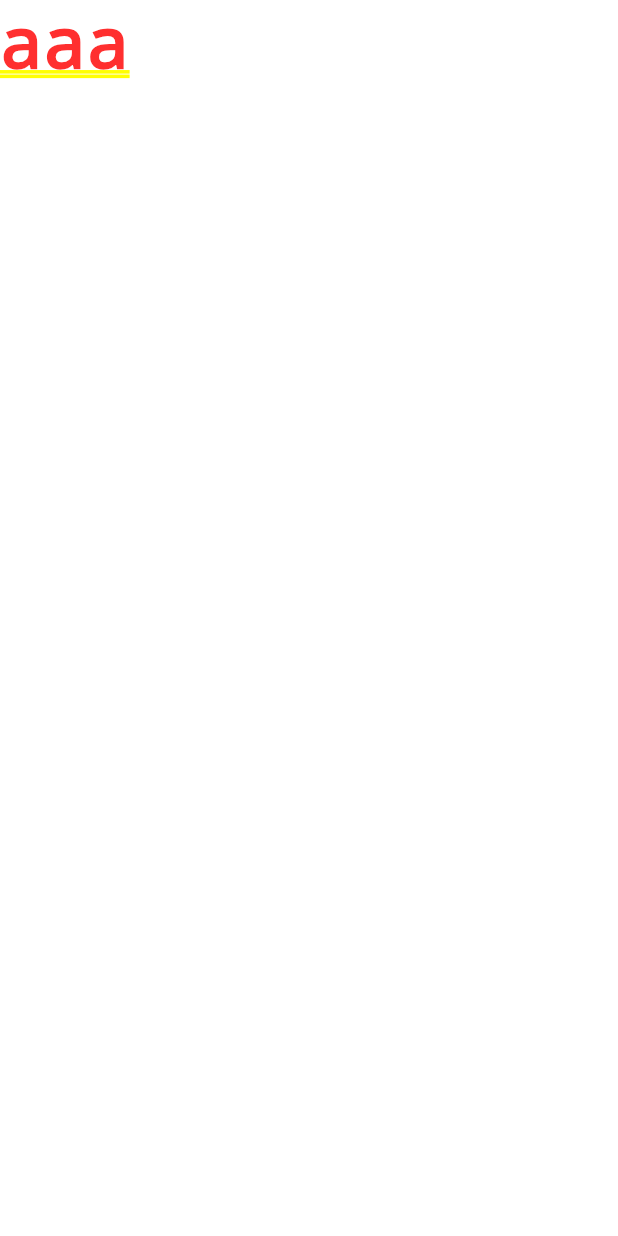
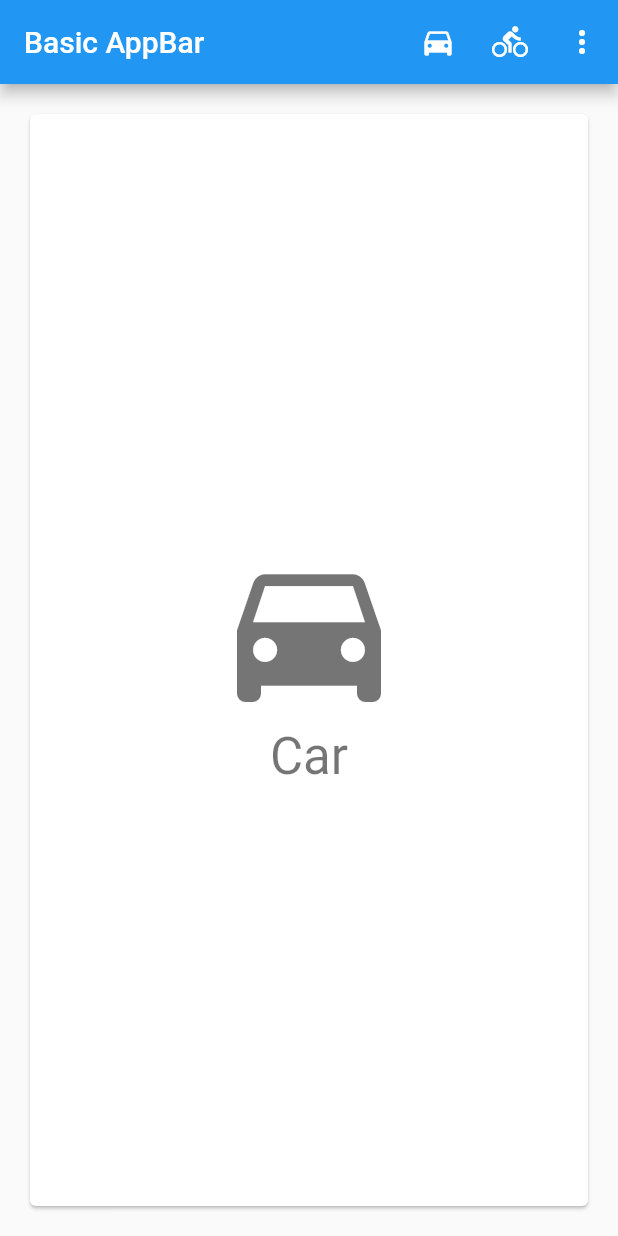
Before and after one commit to xingzjx/flutter_beidou_demo, a Flutter app: the screen it shows after launch, on a phone screen of 412 x 824 dp. Run offline on Flutter 3.47's test engine with Material 2 defaults, Android fonts, the light colour scheme and no system bars.

```diff
--- a/lib/test.dart
+++ b/lib/test.dart
@@ -1,33 +1,105 @@
-import 'package:demo/home_page.dart';
 import 'package:flutter/material.dart';
 
-void main() {
-  //debugPaintSizeEnabled = true;
-  runApp(Test());
+// This app is a stateful, it tracks the user's current choice.
+class BasicAppBarSample extends StatefulWidget {
+  @override
+  _BasicAppBarSampleState createState() => _BasicAppBarSampleState();
 }
 
-class Test extends StatelessWidget {
-  // This widget is the root of your application.
+class _BasicAppBarSampleState extends State<BasicAppBarSample> {
+  Choice _selectedChoice = choices[0]; // The app's "state".
+
+  void _select(Choice choice) {
+    // Causes the app to rebuild with the new _selectedChoice.
+    setState(() {
+      _selectedChoice = choice;
+    });
+  }
 
   @override
   Widget build(BuildContext context) {
-    return new MaterialApp(
-      title: 'Flutter Demo',
-      theme: new ThemeData(
-        // This is the theme of your application.
-        //
-        // Try running your application with "flutter run". You'll see the
-        // application has a blue toolbar. Then, without quitting the app, try
-        // changing the primarySwatch below to Colors.green and then invoke
-        // "hot reload" (press "r" in the console where you ran "flutter run",
-        // or press Run > Flutter Hot Reload in IntelliJ). Notice that the
-        // counter didn't reset back to zero; the application is not restarted.
-        primarySwatch: Colors.red,
+    return MaterialApp(
+      home: Scaffold(
+        appBar: AppBar(
+          title: const Text('Basic AppBar'),
+          actions: <Widget>[
+            // action button
+            IconButton(
+              icon: Icon(choices[0].icon),
+              onPressed: () {
+                _select(choices[0]);
+              },
+            ),
+            // action button
+            IconButton(
+              icon: Icon(choices[1].icon),
+              onPressed: () {
+                _select(choices[1]);
+              },
+            ),
+            // overflow menu
+            PopupMenuButton<Choice>(
+              onSelected: _select,
+              itemBuilder: (BuildContext context) {
+                return choices.skip(2).map((Choice choice) {
+                  return PopupMenuItem<Choice>(
+                    value: choice,
+                    child: Text(choice.title),
+                  );
+                }).toList();
+              },
+            ),
+          ],
+        ),
+        body: Padding(
+          padding: const EdgeInsets.all(16.0),
+          child: ChoiceCard(choice: _selectedChoice),
+        ),
       ),
-      home:Text("aaa"),
-      // home:TutorialHome(),
-      // home: CounterDisplay(count:1),
-      //home: MyListView(),
     );
   }
 }
+
+class Choice {
+  const Choice({this.title, this.icon});
+
+  final String title;
+  final IconData icon;
+}
+
+const List<Choice> choices = const <Choice>[
+  const Choice(title: 'Car', icon: Icons.directions_car),
+  const Choice(title: 'Bicycle', icon: Icons.directions_bike),
+  const Choice(title: 'Boat', icon: Icons.directions_boat),
+  const Choice(title: 'Bus', icon: Icons.directions_bus),
+  const Choice(title: 'Train', icon: Icons.directions_railway),
+  const Choice(title: 'Walk', icon: Icons.directions_walk),
+];
+
+class ChoiceCard extends StatelessWidget {
+  const ChoiceCard({Key key, this.choice}) : super(key: key);
+
+  final Choice choice;
+
+  @override
+  Widget build(BuildContext context) {
+    final TextStyle textStyle = Theme.of(context).textTheme.display1;
+    return Card(
+      color: Colors.white,
+      child: Center(
+        child: Column(
+          mainAxisSize: MainAxisSize.min,
+          crossAxisAlignment: CrossAxisAlignment.center,
+          children: <Widget>[
+            Icon(choice.icon, size: 128.0, color: textStyle.color),
+            Text(choice.title, style: textStyle),
+          ],
+        ),
+      ),
+    );
+  }
+}
+
+void main() {
+  runApp(BasicAppBarSample());
+}
```
Also changed, not shown: lib/find_pwd.dart (+33 -2 lines).
